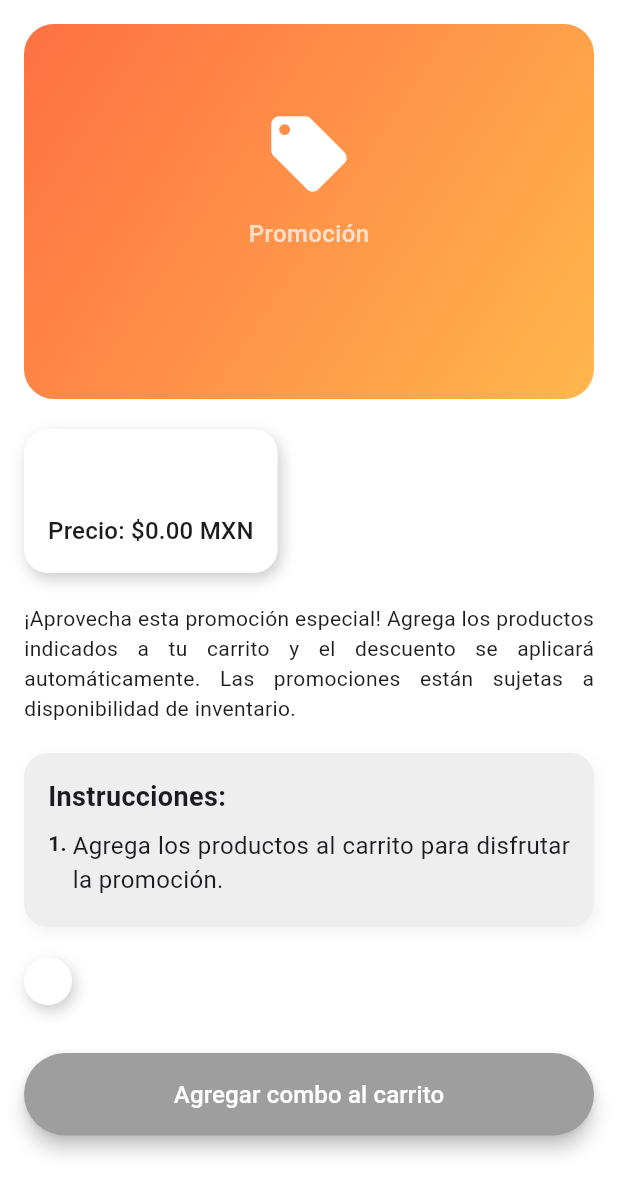
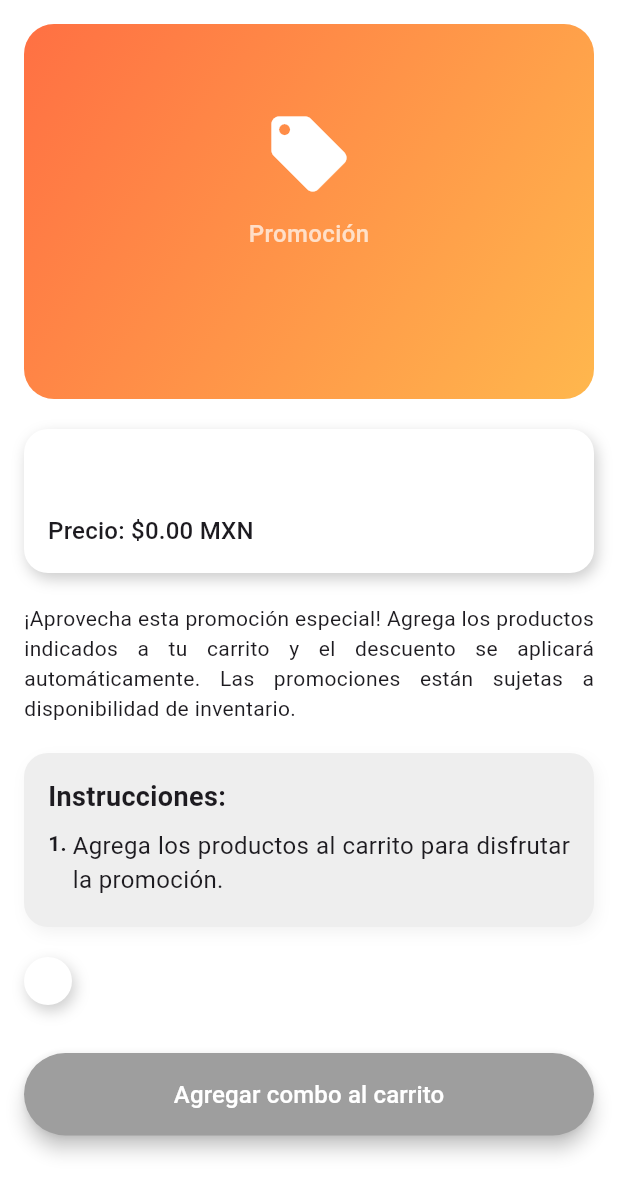
Before and after one commit to T-STY/T_STY_CLICK, a Flutter app: the PromotionDetailPage screen opened directly with empty values, on a phone screen of 412 x 824 dp. Shown: the top 1194 px of the screen. Run offline on Flutter 3.47's test engine with Material 3 defaults, Android fonts, the phone set to English and light mode, and no system bars; our stand-ins replace cached_network_image, cloud_firestore, connectivity_plus, firebase_auth, firebase_core, firebase_remote_config and 9 more; missing offline and left inert: algolia, firebase_app_check, slide_to_act_reborn; accounts and stored records are empty; Roboto replaces fonts that are missing (Grodita); project files that could hold a hidden picture were left out.

Commit message:
Update promo carousel and detail page: images, price format, layout fixes
- Carousel and detail page use imageURL from Firestore with gradient fallback
- Carousel price shows "Precio: $X.XX" matching recipe card format
- Detail page title card expands full width with consistent padding
- Reorder instructions: remove first step, shift remaining up

https://claude.ai/code/session_014WUhP3vpDKPtMc3kxZWfHo

```diff
--- a/lib/app/promotions.dart
+++ b/lib/app/promotions.dart
@@ -127,20 +127,17 @@ class _PromotionDetailPageState extends State<PromotionDetailPage> {
     switch (type) {
       case 'combo_exact':
         return [
-          'Revisa los productos incluidos en este combo.',
           'Presiona "Agregar combo al carrito" para añadir todos los productos.',
           'El precio especial del combo se aplicará en tu carrito.',
         ];
       case 'combo_choice':
         return [
-          'El producto principal ya está incluido en el combo.',
           'Selecciona una de las opciones disponibles de la lista.',
           'Presiona "Agregar combo al carrito" para añadir ambos productos.',
           'El precio especial se aplicará en tu carrito.',
         ];
       case 'combo_brand':
         return [
-          'El producto principal ya está incluido en el combo.',
           'Elige un producto de la marca participante de la lista.',
           'Presiona "Agregar combo al carrito" para añadir ambos productos.',
           'El precio especial se aplicará en tu carrito.',
@@ -149,7 +146,6 @@ class _PromotionDetailPageState extends State<PromotionDetailPage> {
         final buyQty = promoData?['buyQuantity'] ?? 3;
         final payQty = promoData?['payQuantity'] ?? 2;
         return [
-          'Lleva $buyQty unidades del producto mostrado.',
           'Solo pagas $payQty unidades.',
           'Presiona "Agregar combo al carrito" para añadir las $buyQty unidades.',
           'El descuento se reflejará en tu carrito.',
@@ -368,7 +364,21 @@ class _PromotionDetailPageState extends State<PromotionDetailPage> {
               // Header image — promo banner
               ClipRRect(
                 borderRadius: BorderRadius.circular(20),
-                child: Container(
+                child: (promoData!['imageURL'] != null && (promoData!['imageURL'] as String).isNotEmpty)
+                    ? CachedNetworkImage(
+                        imageUrl: promoData!['imageURL'],
+                        width: double.infinity,
+                        height: 250,
+                        fit: BoxFit.fill,
+                        placeholder: (context, url) =>
+                        const ShimmerPlaceholder.rectangular(height: 250),
+                        errorWidget: (context, url, error) => Container(
+                          height: 250,
+                          color: Colors.grey[300],
+                          child: const Icon(Icons.broken_image),
+                        ),
+                      )
+                    : Container(
                         width: double.infinity,
                         height: 250,
                         decoration: BoxDecoration(
@@ -413,7 +423,9 @@ class _PromotionDetailPageState extends State<PromotionDetailPage> {
               const SizedBox(height: 20),
 
               // Title + price card (mirrors recipe title/precio)
-              Container(
+              SizedBox(
+                width: double.infinity,
+                child: Container(
                 padding: const EdgeInsets.all(16),
                 decoration: BoxDecoration(
                   color: elevatedColor,
@@ -449,6 +461,7 @@ class _PromotionDetailPageState extends State<PromotionDetailPage> {
                       ),
                     ),
                   ],
+                ),
               ),
               ),
               const SizedBox(height: 20),
```
Also changed, not shown: lib/app/constants/gridview.dart (+16 -2 lines). Lines whose indentation alone changed are shown as unchanged.
